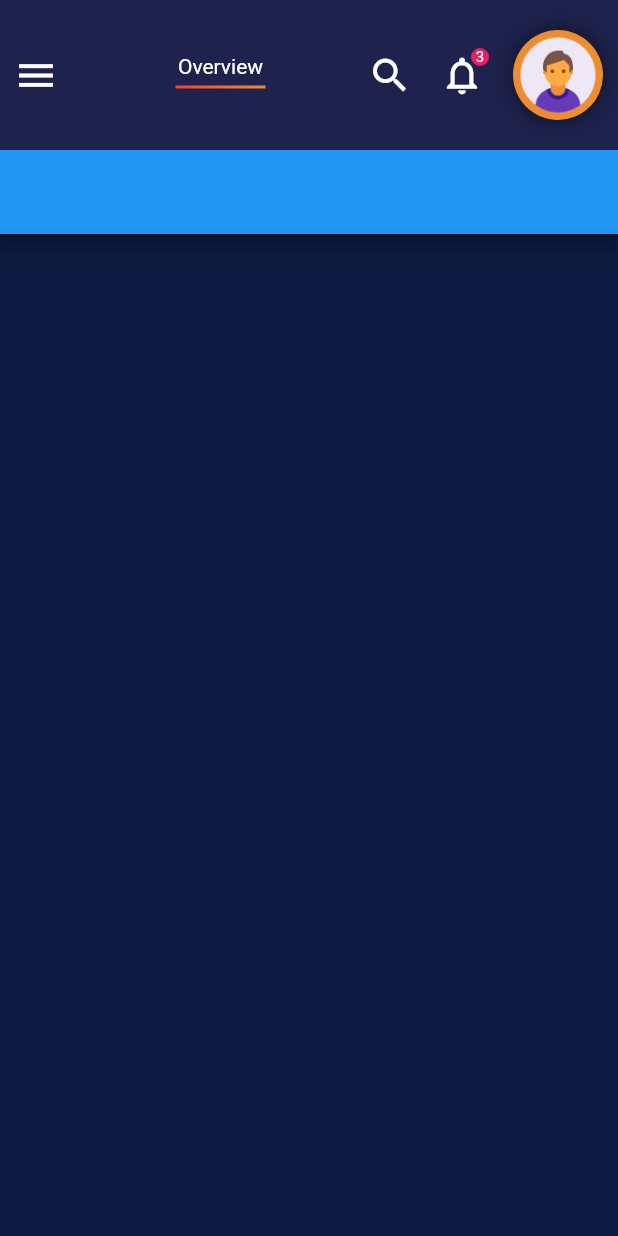
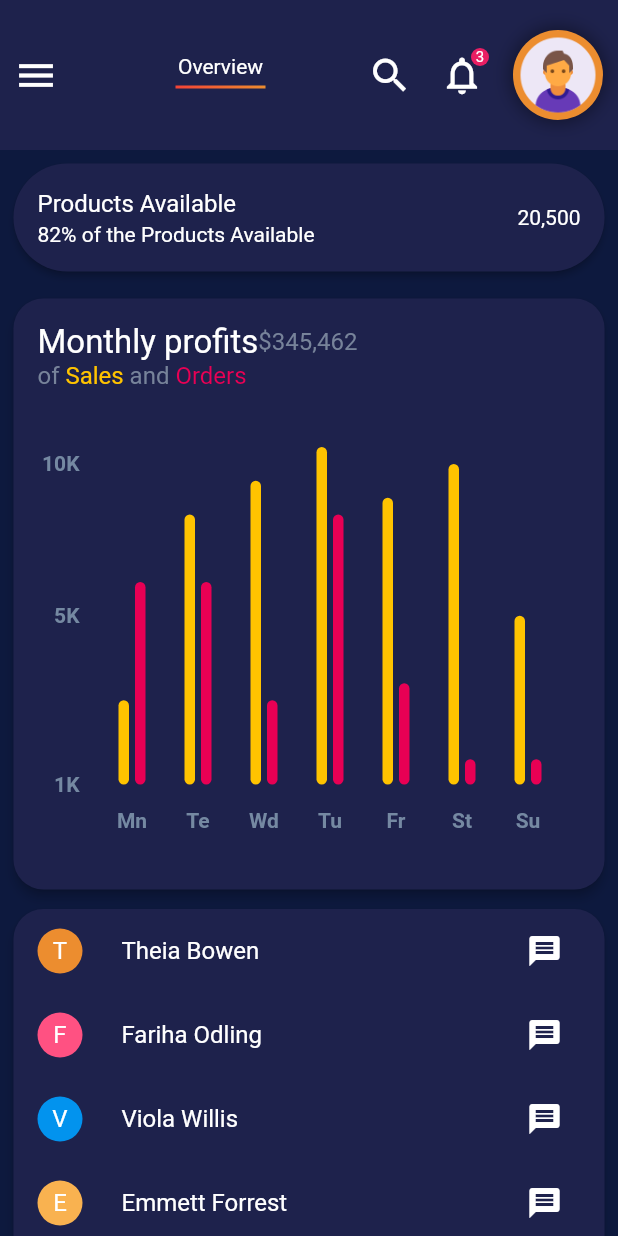
Before and after one commit to EhsanTgv/ui_panel_dashboard_practice, a Flutter app: the screen it shows after launch, on a phone screen of 412 x 824 dp. Run offline on Flutter 3.47's test engine with Material 2 defaults, Android fonts, the phone set to English and light mode, and no system bars; drawn by our look-alikes of fl_chart.

Commit message:
Implement Center panel

```diff
--- /dev/null
+++ b/lib/panel_center/linear_graph.dart
@@ -0,0 +1,326 @@
+import 'package:fl_chart/fl_chart.dart';
+import 'package:flutter/material.dart';
+import 'package:ui_panel_dashboard_practice/constants.dart';
+
+class BarChartSample2 extends StatefulWidget {
+  BarChartSample2({super.key});
+
+  final Color leftBarColor = const Color(0xFFFFC300);
+  final Color rightBarColor = const Color(0xFFE80054);
+  final Color avgColor = const Color(0xFFFF683B).avg(const Color(0xFFE80054));
+
+  @override
+  State<StatefulWidget> createState() => BarChartSample2State();
+}
+
+class BarChartSample2State extends State<BarChartSample2> {
+  final double width = 7;
+
+  late List<BarChartGroupData> rawBarGroups;
+  late List<BarChartGroupData> showingBarGroups;
+
+  int touchedGroupIndex = -1;
+
+  @override
+  void initState() {
+    super.initState();
+    final barGroup1 = makeGroupData(0, 5, 12);
+    final barGroup2 = makeGroupData(1, 16, 12);
+    final barGroup3 = makeGroupData(2, 18, 5);
+    final barGroup4 = makeGroupData(3, 20, 16);
+    final barGroup5 = makeGroupData(4, 17, 6);
+    final barGroup6 = makeGroupData(5, 19, 1.5);
+    final barGroup7 = makeGroupData(6, 10, 1.5);
+
+    final items = [
+      barGroup1,
+      barGroup2,
+      barGroup3,
+      barGroup4,
+      barGroup5,
+      barGroup6,
+      barGroup7,
+    ];
+
+    rawBarGroups = items;
+
+    showingBarGroups = rawBarGroups;
+  }
+
+  @override
+  Widget build(BuildContext context) {
+    return Padding(
+      padding: const EdgeInsets.only(
+        left: Constants.kPadding / 2,
+        right: Constants.kPadding / 2,
+        top: Constants.kPadding,
+      ),
+      child: AspectRatio(
+        aspectRatio: 1,
+        child: Card(
+          elevation: 3,
+          shape:
+              RoundedRectangleBorder(borderRadius: BorderRadius.circular(20)),
+          color: Constants.purpleLight,
+          child: Padding(
+            padding: const EdgeInsets.all(16),
+            child: Column(
+              crossAxisAlignment: CrossAxisAlignment.stretch,
+              children: <Widget>[
+                Row(
+                  crossAxisAlignment: CrossAxisAlignment.center,
+                  mainAxisSize: MainAxisSize.min,
+                  mainAxisAlignment: MainAxisAlignment.start,
+                  children: const <Widget>[
+                    Text(
+                      'Monthly profits',
+                      style: TextStyle(color: Colors.white, fontSize: 22),
+                    ),
+                    Text(
+                      r'$345,462',
+                      style: TextStyle(color: Color(0xff77839a), fontSize: 16),
+                    ),
+                  ],
+                ),
+                Row(
+                  crossAxisAlignment: CrossAxisAlignment.center,
+                  mainAxisSize: MainAxisSize.min,
+                  mainAxisAlignment: MainAxisAlignment.start,
+                  children: <Widget>[
+                    const Text(
+                      'of ',
+                      style: TextStyle(color: Color(0xff77839a), fontSize: 16),
+                    ),
+                    Text(
+                      'Sales ',
+                      style:
+                          TextStyle(color: widget.leftBarColor, fontSize: 16),
+                    ),
+                    const Text(
+                      'and ',
+                      style: TextStyle(color: Color(0xff77839a), fontSize: 16),
+                    ),
+                    Text(
+                      'Orders ',
+                      style:
+                          TextStyle(color: widget.rightBarColor, fontSize: 16),
+                    ),
+                  ],
+                ),
+                const SizedBox(
+                  height: 38,
+                ),
+                Expanded(
+                  child: BarChart(
+                    BarChartData(
+                      maxY: 20,
+                      barTouchData: BarTouchData(
+                        touchTooltipData: BarTouchTooltipData(
+                          tooltipBgColor: Colors.grey,
+                          getTooltipItem: (a, b, c, d) => null,
+                        ),
+                        touchCallback: (FlTouchEvent event, response) {
+                          if (response == null || response.spot == null) {
+                            setState(() {
+                              touchedGroupIndex = -1;
+                              showingBarGroups = List.of(rawBarGroups);
+                            });
+                            return;
+                          }
+
+                          touchedGroupIndex =
+                              response.spot!.touchedBarGroupIndex;
+
+                          setState(() {
+                            if (!event.isInterestedForInteractions) {
+                              touchedGroupIndex = -1;
+                              showingBarGroups = List.of(rawBarGroups);
+                              return;
+                            }
+                            showingBarGroups = List.of(rawBarGroups);
+                            if (touchedGroupIndex != -1) {
+                              var sum = 0.0;
+                              for (final rod
+                                  in showingBarGroups[touchedGroupIndex]
+                                      .barRods) {
+                                sum += rod.toY;
+                              }
+                              final avg = sum /
+                                  showingBarGroups[touchedGroupIndex]
+                                      .barRods
+                                      .length;
+
+                              showingBarGroups[touchedGroupIndex] =
+                                  showingBarGroups[touchedGroupIndex].copyWith(
+                                barRods: showingBarGroups[touchedGroupIndex]
+                                    .barRods
+                                    .map((rod) {
+                                  return rod.copyWith(
+                                      toY: avg, color: widget.avgColor);
+                                }).toList(),
+                              );
+                            }
+                          });
+                        },
+                      ),
+                      titlesData: FlTitlesData(
+                        show: true,
+                        rightTitles: AxisTitles(
+                          sideTitles: SideTitles(showTitles: false),
+                        ),
+                        topTitles: AxisTitles(
+                          sideTitles: SideTitles(showTitles: false),
+                        ),
+                        bottomTitles: AxisTitles(
+                          sideTitles: SideTitles(
+                            showTitles: true,
+                            getTitlesWidget: bottomTitles,
+                            reservedSize: 42,
+                          ),
+                        ),
+                        leftTitles: AxisTitles(
+                          sideTitles: SideTitles(
+                            showTitles: true,
+                            reservedSize: 28,
+                            interval: 1,
+                            getTitlesWidget: leftTitles,
+                          ),
+                        ),
+                      ),
+                      borderData: FlBorderData(
+                        show: false,
+                      ),
+                      barGroups: showingBarGroups,
+                      gridData: FlGridData(show: false),
+                    ),
+                  ),
+                ),
+                const SizedBox(
+                  height: 12,
+                ),
+              ],
+            ),
+          ),
+        ),
+      ),
+    );
+  }
+
+  Widget leftTitles(double value, TitleMeta meta) {
+    const style = TextStyle(
+      color: Color(0xff7589a2),
+      fontWeight: FontWeight.bold,
+      fontSize: 14,
+    );
+    String text;
+    if (value == 0) {
+      text = '1K';
+    } else if (value == 10) {
+      text = '5K';
+    } else if (value == 19) {
+      text = '10K';
+    } else {
+      return Container();
+    }
+    return SideTitleWidget(
+      axisSide: meta.axisSide,
+      space: 0,
+      child: Text(text, style: style),
+    );
+  }
+
+  Widget bottomTitles(double value, TitleMeta meta) {
+    final titles = <String>['Mn', 'Te', 'Wd', 'Tu', 'Fr', 'St', 'Su'];
+
+    final Widget text = Text(
+      titles[value.toInt()],
+      style: const TextStyle(
+        color: Color(0xff7589a2),
+        fontWeight: FontWeight.bold,
+        fontSize: 14,
+      ),
+    );
+
+    return SideTitleWidget(
+      axisSide: meta.axisSide,
+      space: 16, //margin top
+      child: text,
+    );
+  }
+
+  BarChartGroupData makeGroupData(int x, double y1, double y2) {
+    return BarChartGroupData(
+      barsSpace: 4,
+      x: x,
+      barRods: [
+        BarChartRodData(
+          toY: y1,
+          color: widget.leftBarColor,
+          width: width,
+        ),
+        BarChartRodData(
+          toY: y2,
+          color: widget.rightBarColor,
+          width: width,
+        ),
+      ],
+    );
+  }
+
+  Widget makeTransactionsIcon() {
+    const width = 4.5;
+    const space = 3.5;
+    return Row(
+      mainAxisSize: MainAxisSize.min,
+      children: <Widget>[
+        Container(
+          width: width,
+          height: 10,
+          color: Colors.white.withOpacity(0.4),
+        ),
+        const SizedBox(
+          width: space,
+        ),
+        Container(
+          width: width,
+          height: 28,
+          color: Colors.white.withOpacity(0.8),
+        ),
+        const SizedBox(
+          width: space,
+        ),
+        Container(
+          width: width,
+          height: 42,
+          color: Colors.white.withOpacity(1),
+        ),
+        const SizedBox(
+          width: space,
+        ),
+        Container(
+          width: width,
+          height: 28,
+          color: Colors.white.withOpacity(0.8),
+        ),
+        const SizedBox(
+          width: space,
+        ),
+        Container(
+          width: width,
+          height: 10,
+          color: Colors.white.withOpacity(0.4),
+        ),
+      ],
+    );
+  }
+}
+
+extension ColorExtension on Color {
+  Color avg(Color other) {
+    final red = (this.red + other.red) ~/ 2;
+    final green = (this.green + other.green) ~/ 2;
+    final blue = (this.blue + other.blue) ~/ 2;
+    final alpha = (this.alpha + other.alpha) ~/ 2;
+    return Color.fromARGB(alpha, red, green, blue);
+  }
+}
--- a/lib/panel_center/panel_center_page.dart
+++ b/lib/panel_center/panel_center_page.dart
@@ -1,4 +1,13 @@
 import 'package:flutter/material.dart';
+import 'package:ui_panel_dashboard_practice/constants.dart';
+import 'package:ui_panel_dashboard_practice/panel_center/linear_graph.dart';
+
+class Person {
+  String name;
+  Color color;
+
+  Person({required this.name, required this.color});
+}
 
 class PanelCenterPage extends StatefulWidget {
   const PanelCenterPage({Key? key}) : super(key: key);
@@ -8,11 +17,104 @@
 }
 
 class _PanelCenterPageState extends State<PanelCenterPage> {
+  final List<Person> _persons = [
+    Person(name: "Theia Bowen", color: Constants.orangeDark),
+    Person(name: "Fariha Odling", color: Constants.redLight),
+    Person(name: "Viola Willis", color: Constants.blueLight),
+    Person(name: "Emmett Forrest", color: Constants.orangeLight),
+    Person(name: "Nick Jarvis", color: Constants.greenLight),
+    Person(name: "Amit Clayeia", color: Constants.orangeLight),
+    Person(name: "Amalie Howardeia", color: Constants.redLight),
+    Person(name: "Campbell Britton", color: Constants.blueLight),
+    Person(name: "Haley Mellor", color: Constants.redLight),
+    Person(name: "Harlen Higgins", color: Constants.greenLight),
+  ];
+
   @override
   Widget build(BuildContext context) {
-    return  Scaffold(
-      appBar: AppBar(
-        backgroundColor: Colors.blue,
+    return Scaffold(
+      body: SingleChildScrollView(
+        child: Column(
+          children: [
+            Padding(
+              padding: const EdgeInsets.only(
+                left: Constants.kPadding / 2,
+                right: Constants.kPadding / 2,
+                top: Constants.kPadding / 2,
+              ),
+              child: Card(
+                color: Constants.purpleLight,
+                elevation: 2,
+                shape: RoundedRectangleBorder(
+                  borderRadius: BorderRadius.circular(50),
+                ),
+                child: const SizedBox(
+                  width: double.infinity,
+                  child: ListTile(
+                    title: Text(
+                      "Products Available",
+                      style: TextStyle(
+                        color: Colors.white,
+                      ),
+                    ),
+                    subtitle: Text(
+                      "82% of the Products Available",
+                      style: TextStyle(
+                        color: Colors.white,
+                      ),
+                    ),
+                    trailing: Text(
+                      "20,500",
+                      style: TextStyle(
+                        color: Colors.white,
+                      ),
+                    ),
+                  ),
+                ),
+              ),
+            ),
+            BarChartSample2(),
+            Padding(
+              padding: const EdgeInsets.only(
+                left: Constants.kPadding / 2,
+                right: Constants.kPadding / 2,
+                top: Constants.kPadding / 2,
+              ),
+              child: Card(
+                color: Constants.purpleLight,
+                elevation: 3,
+                shape: RoundedRectangleBorder(
+                  borderRadius: BorderRadius.circular(20),
+                ),
+                child: Column(
+                  children: List.generate(
+                      _persons.length,
+                      (index) => ListTile(
+                            leading: CircleAvatar(
+                              radius: 15,
+                              child: Text(
+                                _persons[index].name.substring(0, 1),
+                                style: TextStyle(color: Colors.white),
+                              ),
+                              backgroundColor: _persons[index].color,
+                            ),
+                            title: Text(
+                              _persons[index].name,
+                              style: TextStyle(color: Colors.white),
+                            ),
+                            trailing: IconButton(
+                              onPressed: () {},
+                              icon: Icon(
+                                Icons.message,
+                                color: Colors.white,
+                              ),
+                            ),
+                          )),
+                ),
+              ),
+            )
+          ],
+        ),
       ),
     );
   }
```
